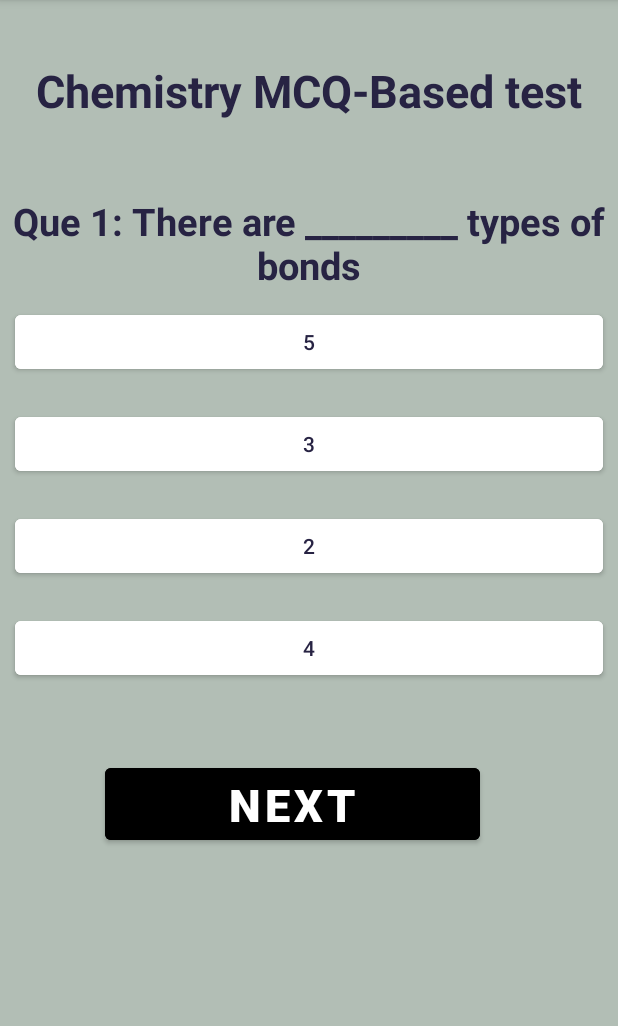
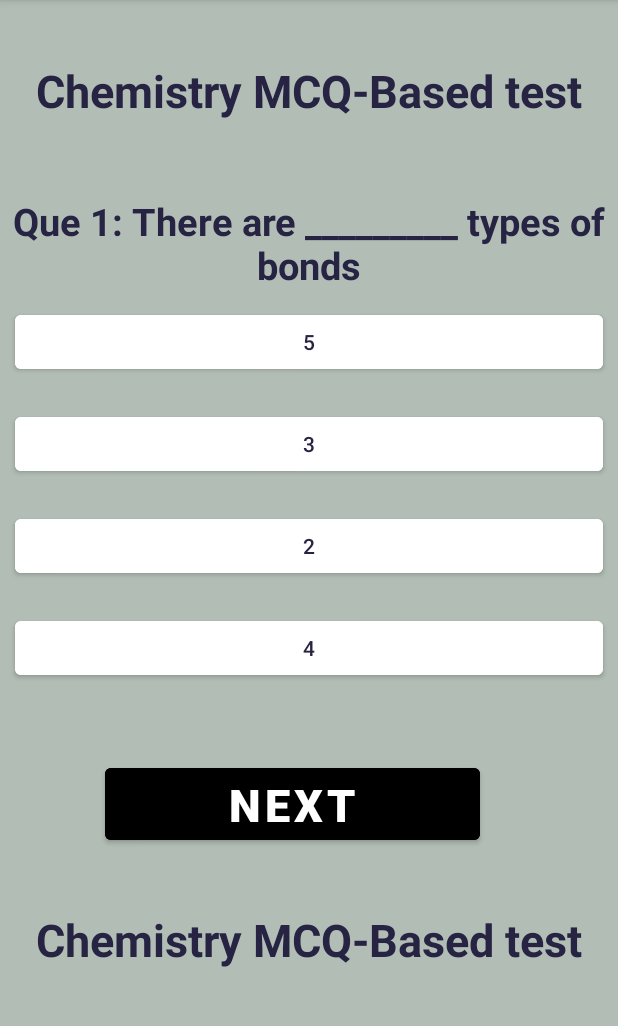
Before and after one commit to alishbamahmood/Assignment-02, an Android app: the screen it shows after launch (MainActivity), on a phone screen of 412 x 824 dp, the part 84-1110 px from its top. Run offline under Robolectric (Android 15) with nearby library versions, the phone set to English and light mode, and no system bars.

Commit message:
Commit-14

```diff
--- a/app/src/main/java/com/example/quizapp/MainActivity.java
+++ b/app/src/main/java/com/example/quizapp/MainActivity.java
@@ -22,7 +22,7 @@ public class MainActivity extends AppCompatActivity {
 
     ArrayList<Quiz> quizQues = new ArrayList<>();
     ArrayList<String[]> queAns = new ArrayList<>();
-    List<String> ans = new ArrayList<>();
+    //List<String> ans = new ArrayList<>();
     String answer;
 
     TextView q1,q2,q3,q4,q5,q6,q7,q8,q9,q10;
@@ -100,31 +100,31 @@ public class MainActivity extends AppCompatActivity {
         String[] options1 =  new String[]{"2","3","4","5"};
         quizQues.add(new Quiz("There are _________ types of bonds",options1,"4"));
 
-        String[] options2 =  new String[]{"Gold","Ag","Neon","Nil"};
+        String[] options2 =  new String[]{"Gold","Ag","Neon","Mg"};
         quizQues.add(new Quiz("In silver plating Anode is made of",options2,"Ag"));
 
         String[] options3 =  new String[]{"Al","Mg","Na","Hg"};
         quizQues.add(new Quiz("All metals are solid except",options3,"Hg"));
 
-        String[] options4 =  new String[]{"+","-","No","Nil"};
+        String[] options4 =  new String[]{"+","-","None","all"};
         quizQues.add(new Quiz("Neutrons have _________ charge.",options4,"-"));
 
         String[] options5 =  new String[]{"Lubricants","Cutting","Crafting","Nil"};
         quizQues.add(new Quiz("Bucky Balls are used as",options5,"Lubricants"));
 
-        String[] options6 =  new String[]{"Soft","Hard","Bulky","Nil"};
+        String[] options6 =  new String[]{"Soft","Hard","Bulky","none"};
         quizQues.add(new Quiz("Diamonds is ____________",options6,"Hard"));
 
-        String[] options7 =  new String[]{"Velocity","Density","Pressure","Nil"};
+        String[] options7 =  new String[]{"Velocity","Density","Pressure","none"};
         quizQues.add(new Quiz("Mass per unit volume is:",options7,"Density"));
 
-        String[] options8 =  new String[]{"Covalent","Ionic","Intermolecular","Nil"};
+        String[] options8 =  new String[]{"Covalent","Ionic","Intermolecular","none"};
         quizQues.add(new Quiz("The forces of attraction present between the molecules of a substance are called ____________ forces.",options8,"Intermolecular"));
 
         String[] options9 =  new String[]{"4","5","6","7"};
         quizQues.add(new Quiz("The earth is made up of ___________ % of iron.",options9,"5"));
 
-        String[] options10 =  new String[]{"Dry Cell","Zn Cell","Chargeable Cell","None of these"};
+        String[] options10 =  new String[]{"Dry Cell","Zn Cell","Chargeable Cell","None"};
         quizQues.add(new Quiz("____________ is an irreversible cell.",options10,"Dry Cell"));
 
         Collections.shuffle(quizQues);
@@ -134,54 +134,38 @@ public class MainActivity extends AppCompatActivity {
         btn1.setOnClickListener(new View.OnClickListener() {
             @Override
             public void onClick(View view) {
-                if(quizQues.get(i).getAnswer().trim().toLowerCase().equals(btn1.getText().toString().trim().toLowerCase()))
-                {
-
-                    answer = btn1.getText().toString();
-                    ans.add(answer);
-
-                }
+                answer = btn1.getText().toString();
             }
         });
 
         btn2.setOnClickListener(new View.OnClickListener() {
             @Override
             public void onClick(View view) {
-                if(quizQues.get(i).getAnswer().trim().toLowerCase().equals(btn2.getText().toString().trim().toLowerCase())) {
-
-                    answer = btn2.getText().toString();
-                    ans.add(answer);
-                }
+                answer = btn2.getText().toString();
             }
         });
 
         btn3.setOnClickListener(new View.OnClickListener() {
             @Override
             public void onClick(View view) {
-                if(quizQues.get(i).getAnswer().trim().toLowerCase().equals(btn3.getText().toString().trim().toLowerCase()))
-                {
-
-                    answer = btn3.getText().toString();
-                    ans.add(answer);
-                }
+                answer = btn3.getText().toString();
             }
         });
 
         btn4.setOnClickListener(new View.OnClickListener() {
             @Override
             public void onClick(View view) {
-                if(quizQues.get(i).getAnswer().trim().toLowerCase().equals(btn4.getText().toString().trim().toLowerCase()))
-                {
-
-                    answer = btn4.getText().toString();
-                    ans.add(answer);
-                }
+                answer = btn4.getText().toString();
             }
         });
 
         next.setOnClickListener(new View.OnClickListener() {
             @Override
             public void onClick(View view) {
+                TextView a;
+                a=findViewById(R.id.a);
+                a.setText(answer);
+                //System.out.println(answer);
                 String[] array = new String[]{quizQues.get(i).getQue(),quizQues.get(i).getAnswer(),answer};
                 queAns.add(array);
                 if(quizQues.get(i).getAnswer().trim().toLowerCase().equals(answer.trim().toLowerCase()))
--- a/app/src/main/res/layout/activity_main.xml
+++ b/app/src/main/res/layout/activity_main.xml
@@ -113,7 +113,20 @@
             >
         </Button>
 
+        <TextView
+            android:layout_width="match_parent"
+            android:layout_height="wrap_content"
+            android:layout_marginTop="40sp"
+            android:id="@+id/a"
 
+            android:text="Chemistry MCQ-Based test"
+            android:textColor="#272343"
+            android:textAlignment="center"
+            android:gravity="center"
+            android:textStyle="bold"
+            android:textSize="30sp"
+            >
+        </TextView>
     </LinearLayout>
 
 <LinearLayout
@@ -135,23 +148,23 @@
             android:text="Score: "
             android:textStyle="bold"
             android:textAlignment="center"
-            android:textSize="25dp"
+            android:textSize="20dp"
+            android:textColor="@color/purple_500"
             android:layout_marginTop="120sp"
-            android:textColor="@color/black"
             />
 
         <LinearLayout
             android:layout_width="wrap_content"
             android:layout_height="wrap_content"
             android:layout_below="@+id/scoreView"
-            android:layout_marginTop="30dp"
+            android:layout_marginTop="18dp"
             android:orientation="horizontal"
             android:id="@+id/Q"
             >
 
             <TextView
                 android:layout_marginLeft="20sp"
-                android:layout_width="220sp"
+                android:layout_width="190sp"
                 android:layout_height="wrap_content"
                 android:textSize="15sp"
                 android:text="QUESTIONS"
@@ -198,7 +211,7 @@
 
             <TextView
                 android:layout_marginLeft="20sp"
-                android:layout_width="220sp"
+                android:layout_width="190sp"
                 android:layout_height="wrap_content"
                 android:textSize="15sp"
                 android:text="q1"
@@ -235,7 +248,7 @@
             >
             <TextView
                 android:layout_marginLeft="20sp"
-                android:layout_width="220sp"
+                android:layout_width="190sp"
                 android:layout_height="wrap_content"
                 android:textSize="15sp"
                 android:text="q2"
@@ -275,7 +288,7 @@
             >
             <TextView
                 android:layout_marginLeft="20sp"
-                android:layout_width="220sp"
+                android:layout_width="190sp"
                 android:layout_height="wrap_content"
                 android:textSize="15sp"
                 android:text="q3"
@@ -313,7 +326,7 @@
             >
             <TextView
                 android:layout_marginLeft="20sp"
-                android:layout_width="220sp"
+                android:layout_width="190sp"
                 android:layout_height="wrap_content"
                 android:textSize="15sp"
                 android:text="q4"
@@ -353,7 +366,7 @@
             >
             <TextView
                 android:layout_marginLeft="20sp"
-                android:layout_width="220sp"
+                android:layout_width="190sp"
                 android:layout_height="wrap_content"
                 android:textSize="15sp"
                 android:text="q5"
@@ -393,7 +406,7 @@
             >
             <TextView
                 android:layout_marginLeft="20sp"
-                android:layout_width="220sp"
+                android:layout_width="190sp"
                 android:layout_height="wrap_content"
                 android:textSize="15sp"
                 android:text="q6"
@@ -434,7 +447,7 @@
             >
             <TextView
                 android:layout_marginLeft="20sp"
-                android:layout_width="220sp"
+                android:layout_width="190sp"
                 android:layout_height="wrap_content"
                 android:textSize="15sp"
                 android:text="q7"
@@ -473,7 +486,7 @@
             >
             <TextView
                 android:layout_marginLeft="20sp"
-                android:layout_width="220sp"
+                android:layout_width="190sp"
                 android:layout_height="wrap_content"
                 android:textSize="15sp"
                 android:text="q8"
@@ -512,7 +525,7 @@
             >
             <TextView
                 android:layout_marginLeft="20sp"
-                android:layout_width="220sp"
+                android:layout_width="190sp"
                 android:layout_height="wrap_content"
                 android:textSize="15sp"
                 android:text="q9"
@@ -551,7 +564,7 @@
             >
             <TextView
                 android:layout_marginLeft="20sp"
-                android:layout_width="220sp"
+                android:layout_width="190sp"
                 android:layout_height="wrap_content"
                 android:textSize="15sp"
                 android:text="q10"
```
